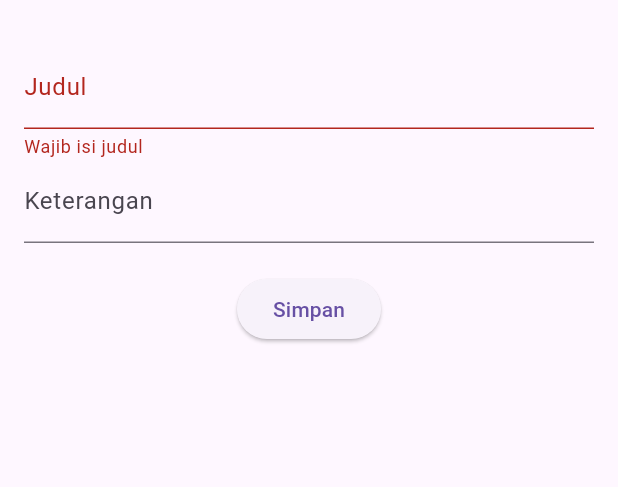
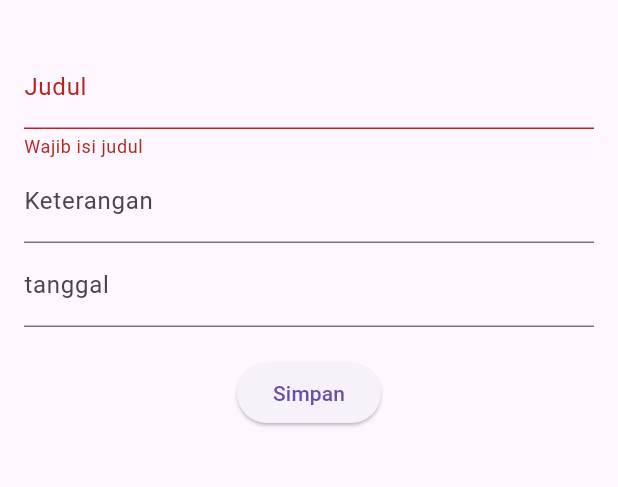
Before and after one commit to NazwaAzkia/praktikum6m, a Flutter app: the AgendaForm screen opened directly, after a tap on "Simpan", on a phone screen of 412 x 824 dp, the part 63-550 px from its top. Run offline on Flutter 3.47's test engine with Material 3 defaults, Android fonts, the phone set to English and light mode, and no system bars; our stand-ins replace dio; network calls fail.

```diff
--- a/flutter_application_1/lib/agenda.dart
+++ b/flutter_application_1/lib/agenda.dart
@@ -2,14 +2,20 @@ class Agenda {
   final int? id;
   final String judul;
   final String keterangan;
+  final String tanggal;
 
-  Agenda({this.id, required this.judul, required this.keterangan});
+  Agenda(
+      {this.id,
+      required this.judul,
+      required this.keterangan,
+      required this.tanggal});
 
   factory Agenda.fromJson(Map<String, dynamic> json) {
     return Agenda(
       id: json['id'],
       judul: json['judul'],
       keterangan: json['keterangan'],
+      tanggal: json['tanggal'],
     );
   }
 
@@ -17,6 +23,7 @@ class Agenda {
     return {
       'judul': judul,
       'keterangan': keterangan,
+      'tanggal': tanggal,
     };
   }
 }
--- a/flutter_application_1/lib/agenda_form.dart
+++ b/flutter_application_1/lib/agenda_form.dart
@@ -14,6 +14,7 @@ class _AgendaFormState extends State<AgendaForm> {
   final _formKey = GlobalKey<FormState>();
   final _judul = TextEditingController();
   final _ket = TextEditingController();
+  final _tanggal = TextEditingController();
   final _service = AgendaService();
 
   @override
@@ -22,6 +23,7 @@ class _AgendaFormState extends State<AgendaForm> {
     if (widget.agenda != null) {
       _judul.text = widget.agenda!.judul;
       _ket.text = widget.agenda!.keterangan;
+      _tanggal.text = widget.agenda!.tanggal;
     }
   }
 
@@ -31,6 +33,7 @@ class _AgendaFormState extends State<AgendaForm> {
         id: widget.agenda?.id,
         judul: _judul.text,
         keterangan: _ket.text,
+        tanggal: _tanggal.text,
       );
       try {
         if (widget.agenda == null) {
@@ -69,6 +72,10 @@ class _AgendaFormState extends State<AgendaForm> {
                 controller: _ket,
                 decoration: const InputDecoration(labelText: 'Keterangan'),
               ),
+              TextFormField(
+                controller: _tanggal,
+                decoration: const InputDecoration(labelText: 'tanggal'),
+              ),
               const SizedBox(height: 20),
               ElevatedButton(
                 onPressed: _submit,
--- a/flutter_application_1/lib/agenda_list.dart
+++ b/flutter_application_1/lib/agenda_list.dart
@@ -46,7 +46,7 @@ class _AgendaListState extends State<AgendaList> {
                 final item = data[i];
                 return ListTile(
                   title: Text(item.judul),
-                  subtitle: Text(item.keterangan),
+                  subtitle: Text('${item.keterangan}\n ${item.tanggal}\n'),
                   trailing: Row(
                     mainAxisSize: MainAxisSize.min,
                     children: [
```
